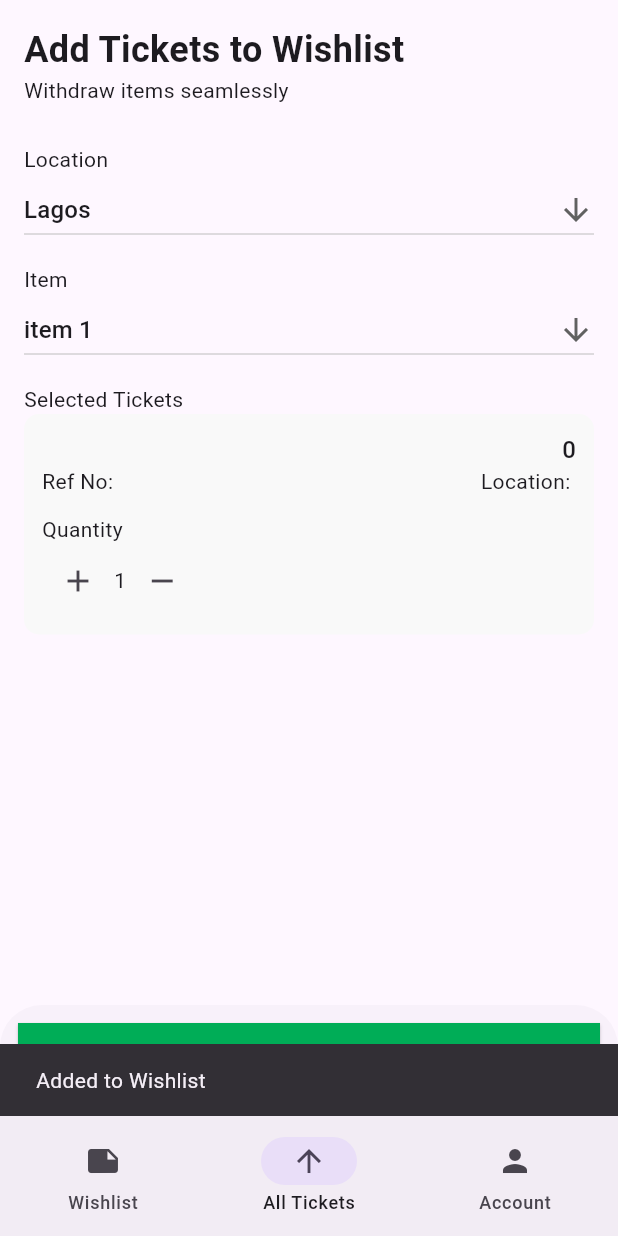
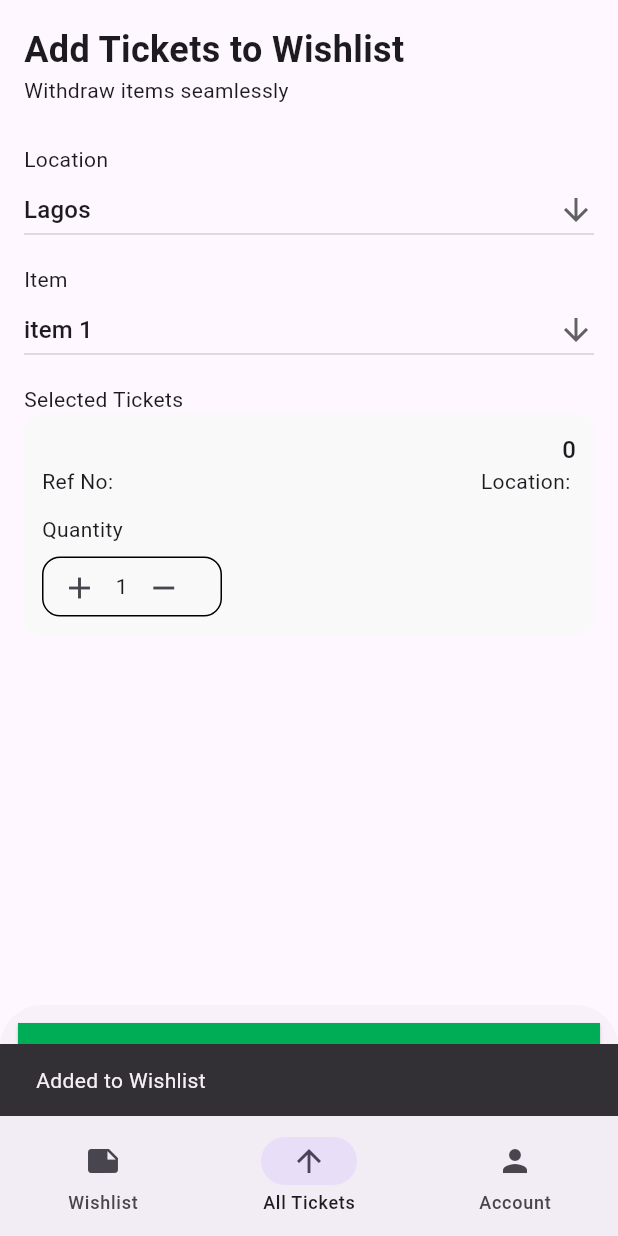
Before and after one commit to rexfilius/ticketing-app, a Flutter app: the AddWishlistScreen screen opened by its route, after a tap on the "add" icon, after a tap on "Add to Wishlist", on a phone screen of 412 x 824 dp. Run offline on Flutter 3.47's test engine with Material 3 defaults, Android fonts, the phone set to English and light mode, and no system bars; our stand-ins replace dio, equatable, flutter_riverpod, go_router.

Commit message:
add list view to wishlist screen

```diff
--- a/lib/screens/all_tickets/ui_widgets/wishlist_card.dart
+++ b/lib/screens/all_tickets/ui_widgets/wishlist_card.dart
@@ -43,7 +43,17 @@ class _WishlistCardState extends ConsumerState<WishlistCard> {
           ),
           SizedBox(height: 12),
           Align(alignment: Alignment.centerLeft, child: Text('Quantity')),
-          Row(
+          SizedBox(height: 8),
+          Align(
+            alignment: Alignment.centerLeft,
+            child: Container(
+              width: 120,
+              height: 40,
+              decoration: BoxDecoration(
+                border: Border.all(),
+                borderRadius: BorderRadius.all(Radius.circular(12)),
+              ),
+              child: Row(
                 children: [
                   IconButton(
                     onPressed: () {
@@ -68,6 +78,8 @@ class _WishlistCardState extends ConsumerState<WishlistCard> {
                   ),
                 ],
               ),
+            ),
+          ),
         ],
       ),
     );
--- a/lib/screens/wishlist/wishlist_screen.dart
+++ b/lib/screens/wishlist/wishlist_screen.dart
@@ -1,5 +1,7 @@
 import 'package:flutter/material.dart';
 import 'package:flutter_riverpod/flutter_riverpod.dart';
+import 'package:ticketing_app/screens/wishlist/notifier/wishlist_notifier.dart';
+import 'package:ticketing_app/utils/custom_app_bar.dart';
 
 class WishlistScreen extends ConsumerStatefulWidget {
   const WishlistScreen({super.key});
@@ -11,6 +13,38 @@ class WishlistScreen extends ConsumerStatefulWidget {
 class _WishlistScreenState extends ConsumerState<WishlistScreen> {
   @override
   Widget build(BuildContext context) {
-    return Container();
+    final wishlistState = ref.watch(wishlistProvider);
+    return Scaffold(
+      appBar: CustomAppBar(title: 'Tickets', subtitle: 'See all tickets'),
+      body: Column(
+        children: [
+          SizedBox(height: 50),
+          ElevatedButton(
+            style: ElevatedButton.styleFrom(
+              minimumSize: Size(double.infinity, 50),
+              backgroundColor: Color(0xff056033),
+              foregroundColor: Colors.white,
+              shape: RoundedRectangleBorder(
+                borderRadius: BorderRadiusGeometry.only(
+                  topLeft: Radius.circular(16),
+                  topRight: Radius.circular(16),
+                ),
+              ),
+            ),
+            onPressed: () {},
+            child: Text('07 Jan 2024'),
+          ),
+          Expanded(
+            child: ListView.builder(
+              itemCount: wishlistState.list.length,
+              itemBuilder: (context, index) {
+                final item = wishlistState.list[index];
+                return Text(item.artist);
+              },
+            ),
+          ),
+        ],
+      ),
+    );
   }
 }
```
Lines whose indentation alone changed are shown as unchanged.
